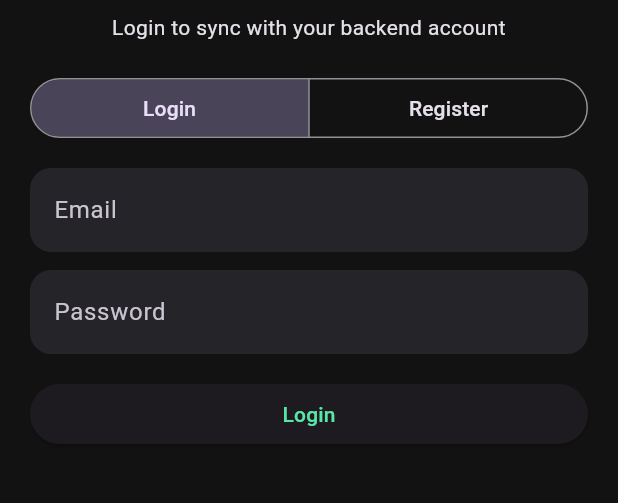
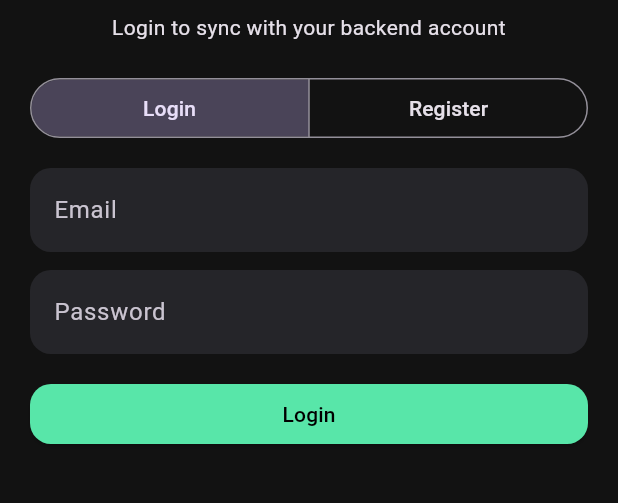
Before and after one commit to ManoharNaidu/my_fitness, a Flutter app: the screen it shows after launch, on a phone screen of 412 x 824 dp, the part 462-965 px from its top. Run offline on Flutter 3.47's test engine with Material 3 defaults, Android fonts, the phone set to English and light mode, and no system bars.

```diff
--- a/lib/main.dart
+++ b/lib/main.dart
@@ -18,7 +18,7 @@ class MyFitnessApp extends StatelessWidget {
     return ChangeNotifierProvider(
       create: (_) => FitnessProvider()..seed(),
       child: MaterialApp(
-        title: 'Strong Clone',
+        title: 'My Fitness',
         debugShowCheckedModeBanner: false,
         theme: AppTheme.darkTheme,
         home: const _AppEntryScreen(),
--- a/lib/src/theme/app_theme.dart
+++ b/lib/src/theme/app_theme.dart
@@ -3,14 +3,16 @@ import 'package:flutter/material.dart';
 class AppTheme {
   static ThemeData get darkTheme {
     const accent = Color(0xFF58E6A9);
+    const secondary = Color(0xFF36C2CF);
+    const surface = Color(0xFF1C1C1E);
     final base = ThemeData.dark(useMaterial3: true);
 
     return base.copyWith(
       scaffoldBackgroundColor: const Color(0xFF121212),
       colorScheme: base.colorScheme.copyWith(
         primary: accent,
-        secondary: const Color(0xFF6DD5FA),
-        surface: const Color(0xFF1C1C1E),
+        secondary: secondary,
+        surface: surface,
       ),
       appBarTheme: const AppBarTheme(
         backgroundColor: Color(0xFF121212),
@@ -18,9 +20,47 @@ class AppTheme {
         centerTitle: false,
       ),
       cardTheme: CardThemeData(
-        color: const Color(0xFF1F1F22),
+        color: surface,
         elevation: 0,
         shape: RoundedRectangleBorder(borderRadius: BorderRadius.circular(20)),
+      ),
+      navigationBarTheme: NavigationBarThemeData(
+        backgroundColor: const Color(0xFF151518),
+        indicatorColor: accent.withValues(alpha: 0.18),
+        iconTheme: WidgetStateProperty.resolveWith((states) {
+          if (states.contains(WidgetState.selected)) {
+            return const IconThemeData(color: accent);
+          }
+          return const IconThemeData(color: Colors.white70);
+        }),
+        labelTextStyle: WidgetStateProperty.resolveWith((states) {
+          if (states.contains(WidgetState.selected)) {
+            return const TextStyle(fontWeight: FontWeight.w600, color: accent);
+          }
+          return const TextStyle(color: Colors.white70);
+        }),
+      ),
+      floatingActionButtonTheme: const FloatingActionButtonThemeData(
+        backgroundColor: accent,
+        foregroundColor: Colors.black,
+      ),
+      elevatedButtonTheme: ElevatedButtonThemeData(
+        style: ElevatedButton.styleFrom(
+          backgroundColor: accent,
+          foregroundColor: Colors.black,
+          shape: RoundedRectangleBorder(
+            borderRadius: BorderRadius.circular(14),
+          ),
+        ),
+      ),
+      outlinedButtonTheme: OutlinedButtonThemeData(
+        style: OutlinedButton.styleFrom(
+          foregroundColor: accent,
+          side: BorderSide(color: accent.withValues(alpha: 0.45)),
+          shape: RoundedRectangleBorder(
+            borderRadius: BorderRadius.circular(12),
+          ),
+        ),
       ),
       inputDecorationTheme: InputDecorationTheme(
         filled: true,
```
Also changed, not shown: lib/src/screens/home_shell_screen.dart (+7 -4 lines), lib/src/screens/workout_screen.dart (+9 -1 lines), pubspec.yaml (+8 -0 lines), assets/icons/fitness_icon.png (added), pubspec.lock, 29 other files.
